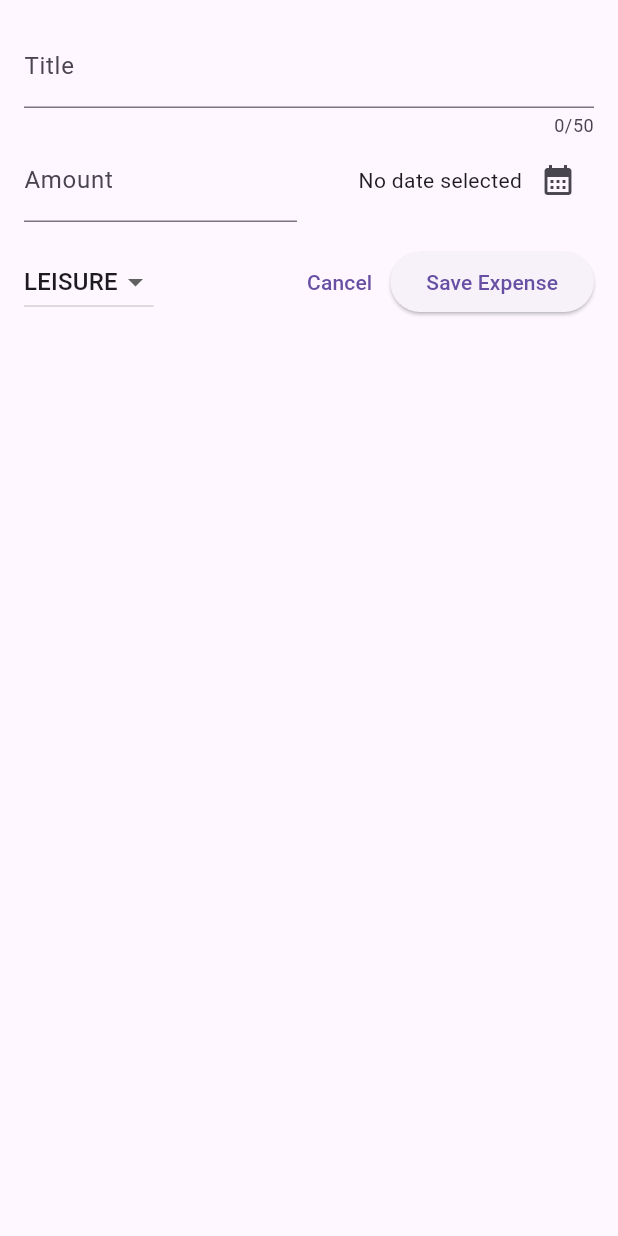
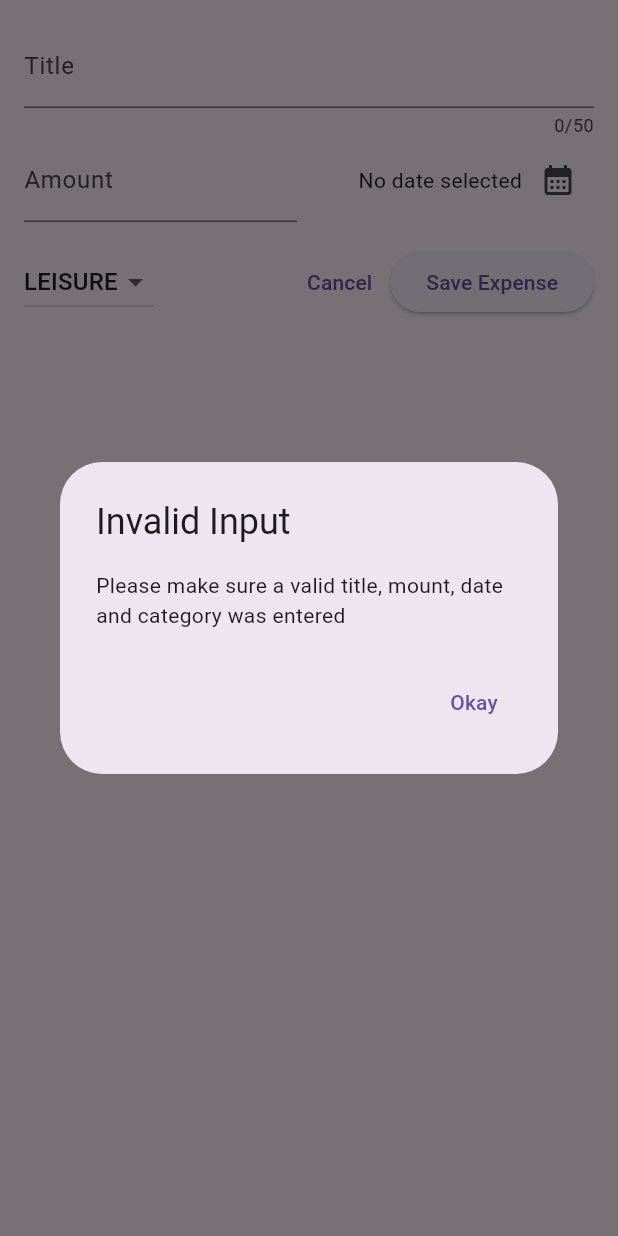
Before and after one commit to kotokotodonabe/expense_tracker, a Flutter app: the NewExpense widget shown alone on an empty page, opened directly, after a tap on "Save Expense", on a phone screen of 412 x 824 dp. Run offline on Flutter 3.47's test engine with Material 3 defaults, Android fonts, the phone set to English and light mode, and no system bars; missing offline and left inert: dart:ffi.

Commit message:
feat: 経費入力時のバリデーションを追加

```diff
--- a/lib/widgets/new_expense.dart
+++ b/lib/widgets/new_expense.dart
@@ -32,6 +32,32 @@ class _NewExpenseState extends State<NewExpense> {
     setState(() {
       _selectedDate = pickedDate;
     });
+  }
+
+  void _submitExpenseData() {
+    final enteredAmount = double.tryParse(_amountController.text);
+    final amountIsInvalid = enteredAmount == null || enteredAmount <= 0;
+    if (_titleController.text.trim().isEmpty ||
+        amountIsInvalid ||
+        _selectedDate == null) {
+      showDialog(
+        context: context,
+        builder: (ctx) => AlertDialog(
+          title: const Text('Invalid Input'),
+          content: const Text(
+              'Please make sure a valid title, mount, date and category was entered'),
+          actions: [
+            TextButton(
+              onPressed: () {
+                Navigator.pop(ctx);
+              },
+              child: const Text('Okay'),
+            ),
+          ],
+        ),
+      );
+      return;
+    }
   }
 
   @override
@@ -123,8 +149,7 @@ class _NewExpenseState extends State<NewExpense> {
               ),
               ElevatedButton(
                 onPressed: () {
-                  print(_titleController.text);
-                  print(_amountController.text);
+                  _submitExpenseData();
                 },
                 child: const Text('Save Expense'),
               )
```
